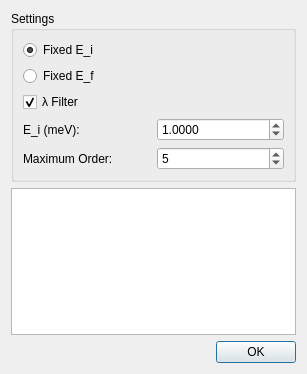
First picture: the form in ui/spurions.ui, repository tweber-ill/frm_mirror-takin1, before the edit.
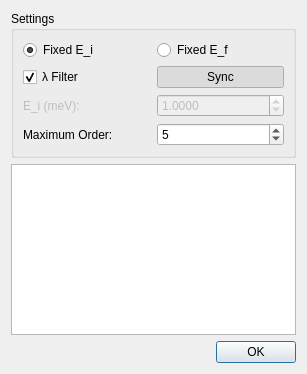
Second picture: the form after the edit.

Commit message: continued with spurions

```diff
--- a/ui/spurions.ui
+++ b/ui/spurions.ui
@@ -22,40 +22,19 @@
      <layout class="QGridLayout" name="gridLayout">
       <item row="3" column="0">
        <widget class="QLabel" name="labelE">
+        <property name="enabled">
+         <bool>false</bool>
+        </property>
         <property name="text">
          <string>E_i (meV):</string>
         </property>
        </widget>
       </item>
-      <item row="0" column="0" colspan="2">
-       <widget class="QRadioButton" name="radioFixedEi">
-        <property name="text">
-         <string>Fixed E_i</string>
-        </property>
-        <property name="checked">
-         <bool>true</bool>
-        </property>
-       </widget>
-      </item>
-      <item row="1" column="0" colspan="2">
-       <widget class="QRadioButton" name="radioFixedEf">
-        <property name="text">
-         <string>Fixed E_f</string>
-        </property>
-       </widget>
-      </item>
-      <item row="2" column="0" colspan="2">
-       <widget class="QCheckBox" name="checkFilter">
-        <property name="text">
-         <string>λ Filter</string>
-        </property>
-        <property name="checked">
-         <bool>true</bool>
-        </property>
-       </widget>
-      </item>
       <item row="3" column="1">
        <widget class="QDoubleSpinBox" name="spinE">
+        <property name="enabled">
+         <bool>false</bool>
+        </property>
         <property name="decimals">
          <number>4</number>
         </property>
@@ -90,6 +69,46 @@
         </property>
        </widget>
       </item>
+      <item row="0" column="0">
+       <widget class="QRadioButton" name="radioFixedEi">
+        <property name="text">
+         <string>Fixed E_i</string>
+        </property>
+        <property name="checked">
+         <bool>true</bool>
+        </property>
+       </widget>
+      </item>
+      <item row="0" column="1">
+       <widget class="QRadioButton" name="radioFixedEf">
+        <property name="text">
+         <string>Fixed E_f</string>
+        </property>
+       </widget>
+      </item>
+      <item row="2" column="0">
+       <widget class="QCheckBox" name="checkFilter">
+        <property name="text">
+         <string>λ Filter</string>
+        </property>
+        <property name="checked">
+         <bool>true</bool>
+        </property>
+       </widget>
+      </item>
+      <item row="2" column="1">
+       <widget class="QPushButton" name="btnSync">
+        <property name="text">
+         <string>Sync</string>
+        </property>
+        <property name="checkable">
+         <bool>true</bool>
+        </property>
+        <property name="checked">
+         <bool>true</bool>
+        </property>
+       </widget>
+      </item>
      </layout>
     </widget>
    </item>
```
Left out of the diff: 33 changed lines with no effect on the pictures. The commit also changes 7 other files.
